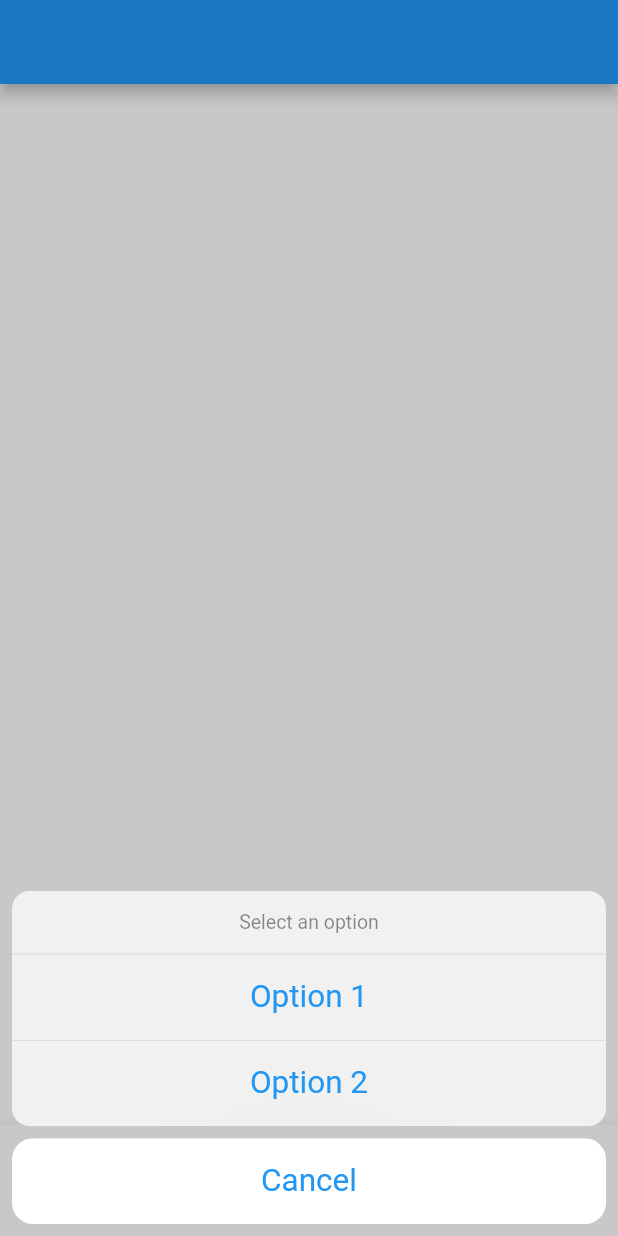
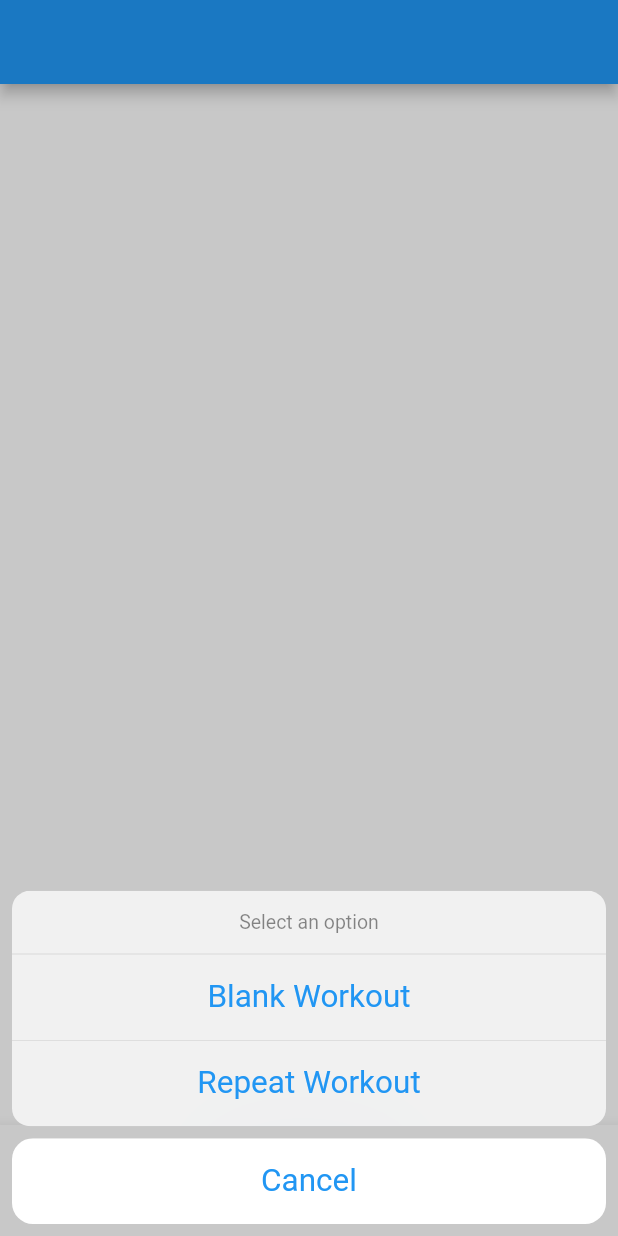
Before and after one commit to slearman15/Workout-Tracker, a Flutter app: the screen it shows after launch, item 2 of the bottom bar chosen, on a phone screen of 412 x 824 dp. Run offline on Flutter 3.47's test engine with Material 2 defaults, Android fonts, the phone set to English and light mode, and no system bars.

Commit message:
Renamed options in cupertino button

```diff
--- a/lib/home.dart
+++ b/lib/home.dart
@@ -18,14 +18,14 @@ class WorkoutPageState extends State<WorkoutPage> {
           title: const Text('Select an option'),
           actions: [
             CupertinoActionSheetAction(
-              child: const Text('Option 1'),
+              child: const Text('Blank Workout'),
               onPressed: () {
                 // code for option 1
                 Navigator.pop(context);
               },
             ),
             CupertinoActionSheetAction(
-              child: const Text('Option 2'),
+              child: const Text('Repeat Workout'),
               onPressed: () {
                 // code for option 2
                 Navigator.pop(context);
```
